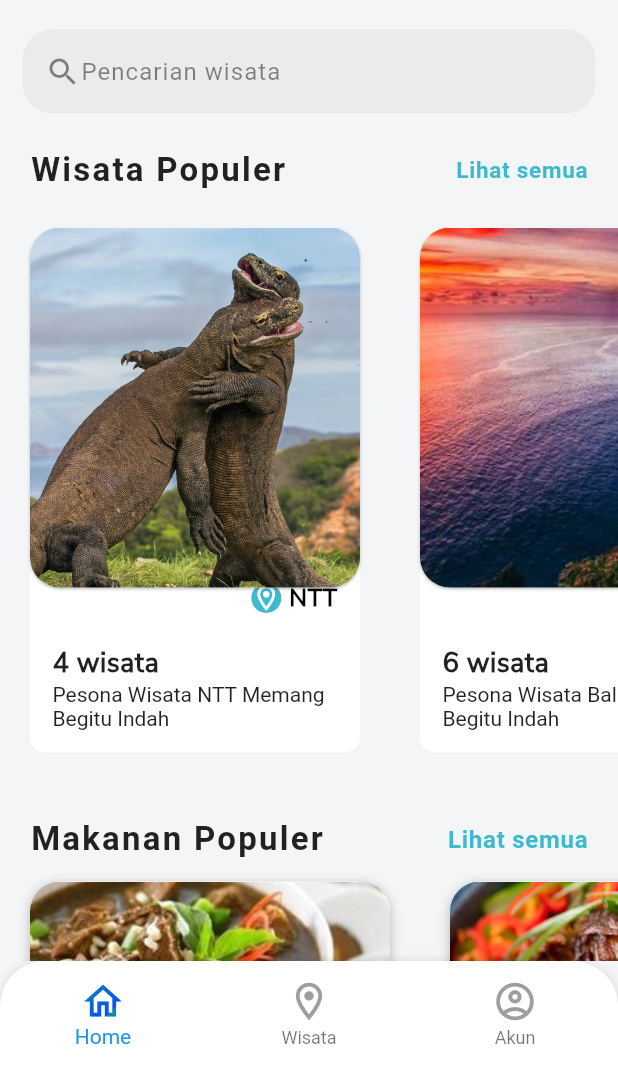
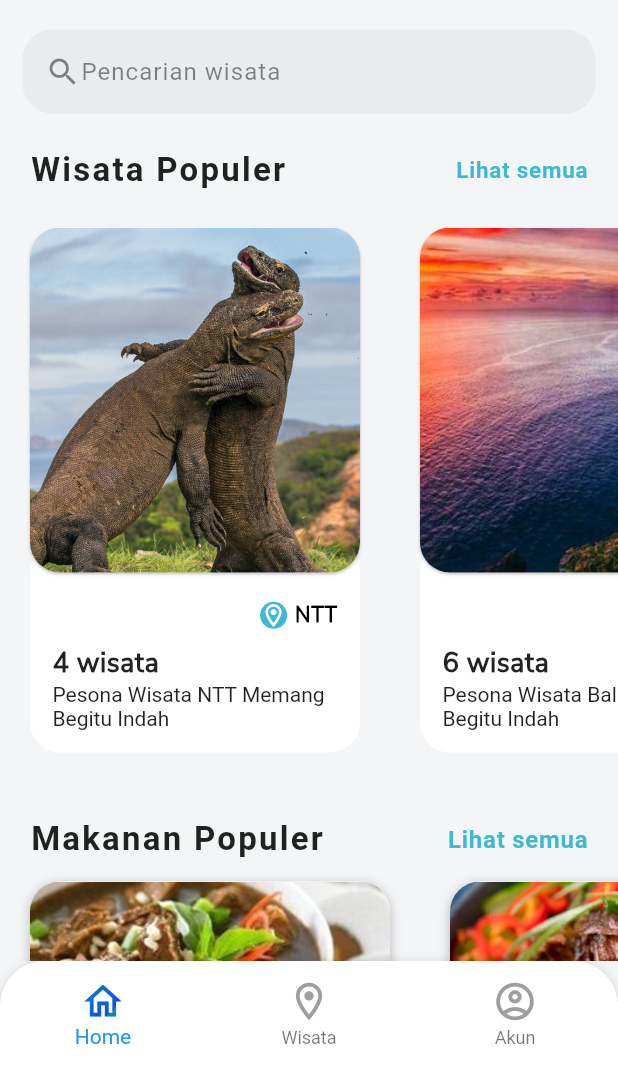
Before and after one commit to andhiratobing/wisata_indonesia, a Flutter app: the screen it shows after launch, on a phone screen of 412 x 824 dp, the part 170-1236 px from its top. Run offline on Flutter 3.47's test engine with Material 2 defaults, Android fonts, the phone set to English and light mode, and no system bars; Roboto replaces fonts that are missing (Montserrat-Regular, Montserrat-Reguler).

Commit message:
UI Commit

```diff
--- a/lib/widgets/TempatWisataWidget.dart
+++ b/lib/widgets/TempatWisataWidget.dart
@@ -66,7 +66,7 @@ class TempatWisataWidget extends StatelessWidget {
                           width: 220.0,
                           decoration: BoxDecoration(
                             color: Colors.white,
-                            borderRadius: BorderRadius.circular(10.0),
+                            borderRadius: BorderRadius.circular(20.0),
                           ),
                           child: Padding(
                             padding: EdgeInsets.all(15.0),
@@ -84,7 +84,7 @@ class TempatWisataWidget extends StatelessWidget {
                                       ),
                                      child: Icon(
                                         Icons.location_on_outlined,
-                                        size: 20.0,
+                                        size: 18.0,
                                         color: Colors.white,
                                       ),
                                     ),
@@ -93,7 +93,7 @@ class TempatWisataWidget extends StatelessWidget {
                                       wisata.provinsi,
                                       style: TextStyle(
                                         color: Colors.black,
-                                        fontSize: 16.0,
+                                        fontSize: 14.0,
                                         fontWeight: FontWeight.w600,
                                         letterSpacing: 0.5,
                                         fontFamily: 'NunitoSans-Regular',
@@ -101,7 +101,7 @@ class TempatWisataWidget extends StatelessWidget {
                                     ),
                                   ],
                                 ),
-                                SizedBox(height: 20.0),
+                                SizedBox(height: 10.0),
                                 Text(
                                   '${wisata.activities.length} wisata',
                                   style: TextStyle(
@@ -144,7 +144,7 @@ class TempatWisataWidget extends StatelessWidget {
                               child: ClipRRect(
                                 borderRadius: BorderRadius.circular(20.0),
                                 child: Image(
-                                  height: 240.0,
+                                  height: 230.0,
                                   width: 220.0,
                                   image: AssetImage(wisata.gambarUrl),
                                   fit: BoxFit.cover,
```
Also changed, not shown: lib/screens/TempatWisataScreen.dart (+25 -19 lines).
